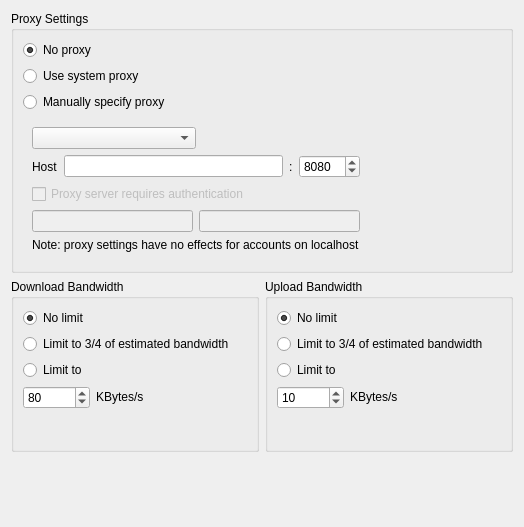
Before: the Qt Designer form src/gui/networksettings.ui in nextmcloud/desktop, drawn with Qt 5.
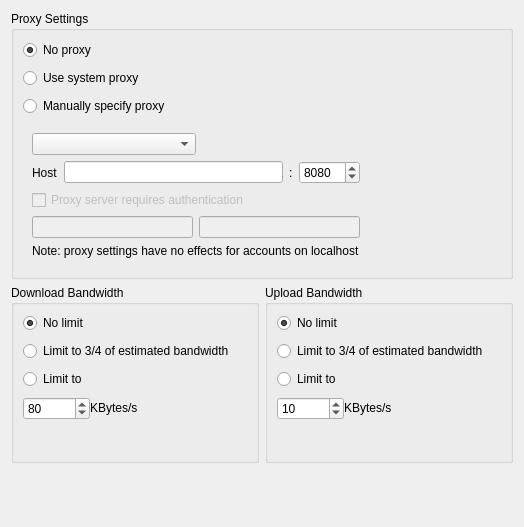
After: the same form once the commit is applied.

Commit message: network settings layout

Patch:
```diff
--- a/src/gui/networksettings.ui
+++ b/src/gui/networksettings.ui
@@ -44,7 +44,13 @@
      <property name="title">
       <string>Proxy Settings</string>
      </property>
+     <property name="flat">
+      <bool>true</bool>
+     </property>
      <layout class="QGridLayout" name="gridLayout">
+      <property name="verticalSpacing">
+       <number>8</number>
+      </property>
       <item row="0" column="0">
        <widget class="QRadioButton" name="noProxyRadioButton">
         <property name="text">
@@ -304,15 +310,18 @@
        <property name="alignment">
         <set>Qt::AlignmentFlag::AlignLeading|Qt::AlignmentFlag::AlignLeft|Qt::AlignmentFlag::AlignTop</set>
        </property>
+       <property name="flat">
+        <bool>true</bool>
+       </property>
        <layout class="QGridLayout" name="gridLayout_2">
         <property name="topMargin">
-         <number>9</number>
+         <number>8</number>
         </property>
         <property name="bottomMargin">
          <number>0</number>
         </property>
         <property name="verticalSpacing">
-         <number>6</number>
+         <number>8</number>
         </property>
         <item row="3" column="0">
          <widget class="QRadioButton" name="downloadLimitRadioButton">
@@ -402,17 +411,17 @@
         <set>Qt::AlignmentFlag::AlignLeading|Qt::AlignmentFlag::AlignLeft|Qt::AlignmentFlag::AlignTop</set>
        </property>
        <property name="flat">
-        <bool>false</bool>
+        <bool>true</bool>
        </property>
        <layout class="QGridLayout" name="gridLayout_4">
         <property name="topMargin">
-         <number>9</number>
+         <number>8</number>
         </property>
         <property name="bottomMargin">
          <number>0</number>
         </property>
         <property name="verticalSpacing">
-         <number>6</number>
+         <number>8</number>
         </property>
         <item row="3" column="0">
          <layout class="QHBoxLayout" name="horizontalLayout_4" stretch="0,0">
```
The commit also changes 3 other files.
